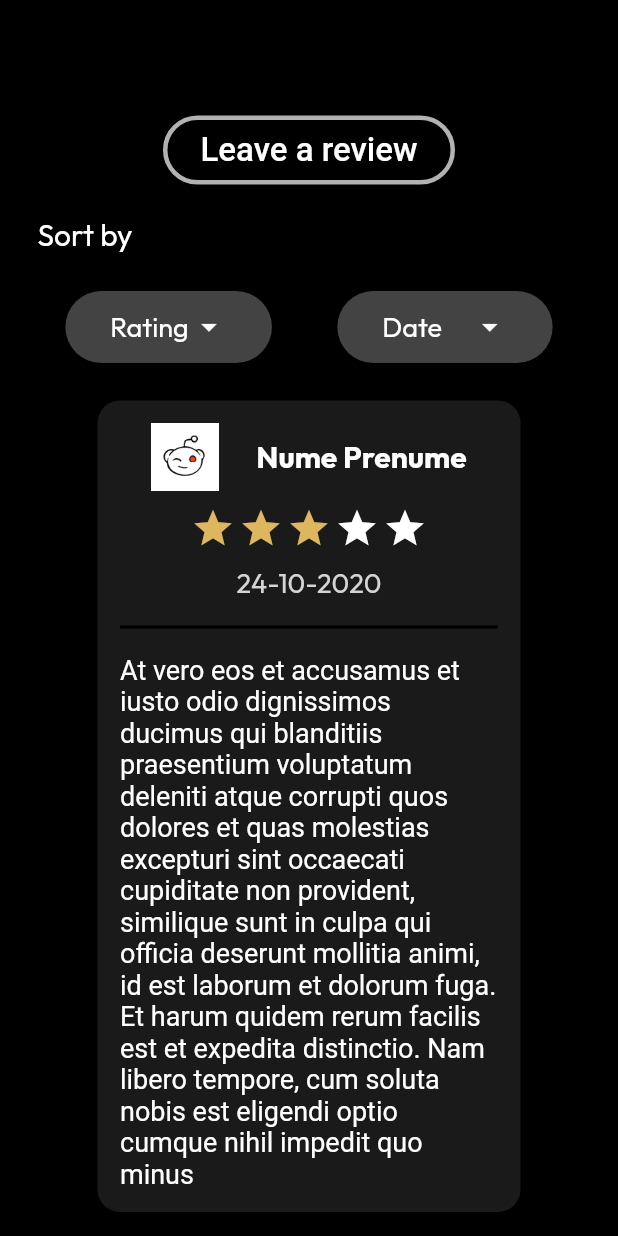
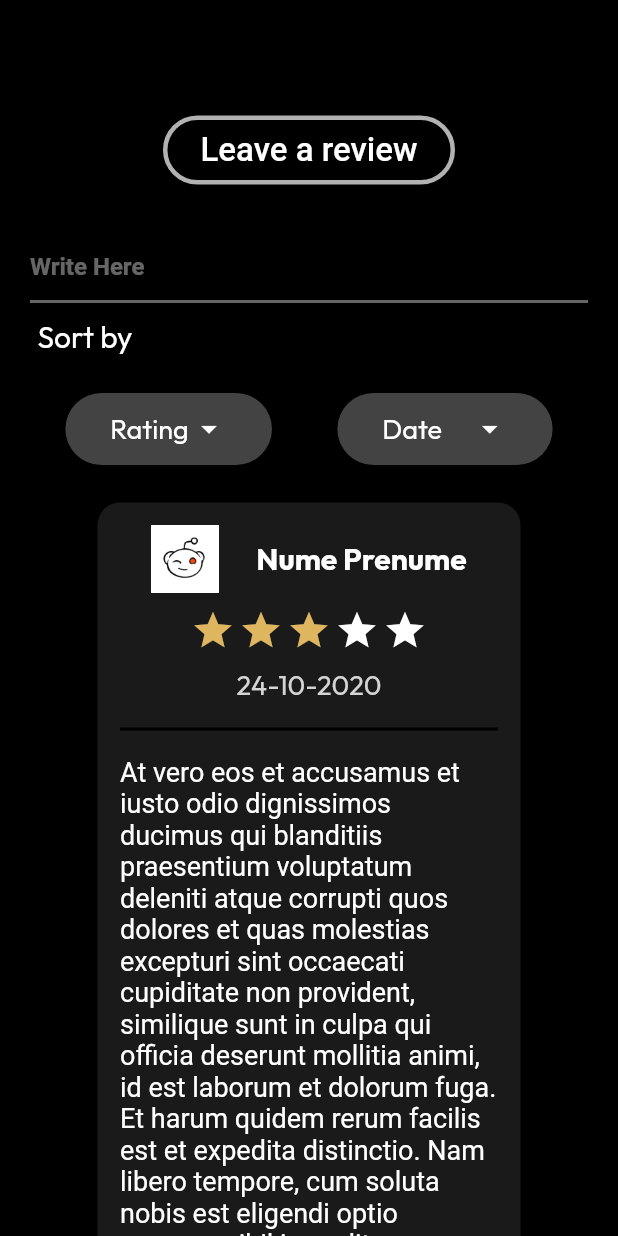
Before and after one commit to StefanVlad0/ServiceFinder, a Flutter app: the ServiceAccountPage screen opened by its route, tab 2 chosen, scrolled down 386 dp, after a tap on "Leave a review", on a phone screen of 412 x 824 dp. Run offline on Flutter 3.47's test engine with Material 2 defaults, Android fonts, the light colour scheme and no system bars; drawn by our look-alikes of flutter_rating_bar; our stand-ins replace go_router, google_fonts.

Commit message:
Leave a review textbox -m

```diff
--- a/lib/ServiceAccountPage.dart
+++ b/lib/ServiceAccountPage.dart
@@ -533,8 +533,34 @@ class _ServiceAccountPageState extends State<ServiceAccountPage>
                                     padding: const EdgeInsets.symmetric(
                                         vertical: 10, horizontal: 25)),
                                 onPressed: () {
-                                  return context.push('/typeOfAccount');
+                                  setState(() {
+                                    _isVisible = !_isVisible;
+                                  });
                                 },
+                              ),
+                            ),
+                            Visibility(
+                              visible: _isVisible,
+                              child: Padding(
+                                padding: const EdgeInsets.symmetric(
+                                    horizontal: 20, vertical: 10),
+                                child: TextField(
+                                  style: TextStyle(color: Colors.white),
+                                  decoration: InputDecoration(
+                                    enabledBorder: UnderlineInputBorder(
+                                      //<-- SEE HERE
+                                      borderSide: BorderSide(
+                                          width: 2,
+                                          color: Color.fromRGBO(
+                                              255, 255, 255, 0.4)),
+                                    ),
+                                    hintText: 'Write Here',
+                                    hintStyle: TextStyle(
+                                      color: Color.fromRGBO(255, 255, 255, 0.4),
+                                      fontWeight: FontWeight.bold,
+                                    ),
+                                  ),
+                                ),
                               ),
                             ),
                             Container(
```
